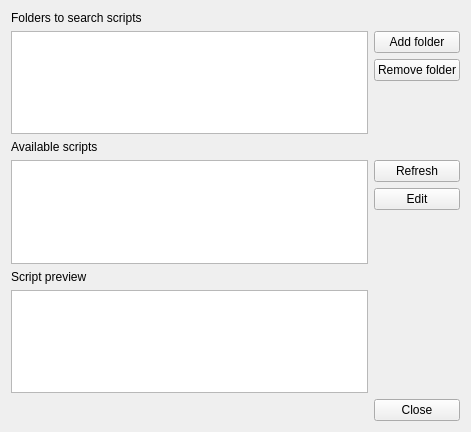
violethaze74/ugene, file src/ugeneui/src/script/ui/ScriptLibraryEditor.ui: the form before one commit.
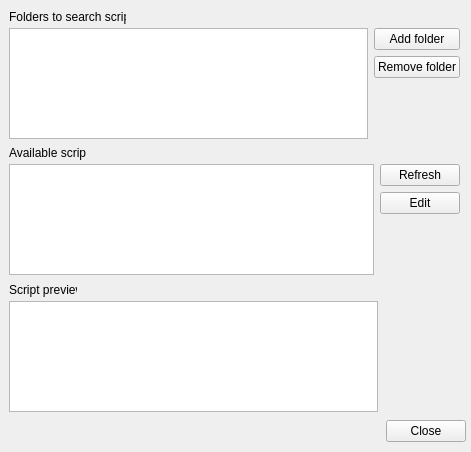
The form after the commit.

Commit message: Help system for all dialogs, UI improvements for all dialogs.

Patch:
```diff
--- a/src/ugeneui/src/script/ui/ScriptLibraryEditor.ui
+++ b/src/ugeneui/src/script/ui/ScriptLibraryEditor.ui
@@ -7,121 +7,161 @@
     <x>0</x>
     <y>0</y>
     <width>471</width>
-    <height>432</height>
+    <height>452</height>
    </rect>
   </property>
   <property name="windowTitle">
    <string>Form</string>
   </property>
-  <layout class="QGridLayout" name="gridLayout">
-   <item row="0" column="0">
-    <widget class="QLabel" name="label">
-     <property name="text">
-      <string>Folders to search scripts</string>
-     </property>
-    </widget>
-   </item>
-   <item row="1" column="0" rowspan="3">
-    <widget class="QListView" name="folderList"/>
-   </item>
-   <item row="1" column="1">
-    <widget class="QPushButton" name="addFolderButton">
-     <property name="text">
-      <string>Add folder</string>
-     </property>
-    </widget>
-   </item>
-   <item row="2" column="1">
-    <widget class="QPushButton" name="removeFolderButton">
-     <property name="text">
-      <string>Remove folder</string>
-     </property>
-    </widget>
-   </item>
-   <item row="3" column="1">
-    <spacer name="spacer2">
-     <property name="orientation">
-      <enum>Qt::Vertical</enum>
-     </property>
-     <property name="sizeHint" stdset="0">
-      <size>
-       <width>20</width>
-       <height>43</height>
-      </size>
-     </property>
-    </spacer>
-   </item>
-   <item row="4" column="0">
-    <widget class="QLabel" name="label_2">
-     <property name="text">
-      <string>Available scripts</string>
-     </property>
-    </widget>
-   </item>
-   <item row="5" column="0" rowspan="3">
-    <widget class="QListWidget" name="scriptList"/>
-   </item>
-   <item row="5" column="1">
-    <widget class="QPushButton" name="refreshButton">
-     <property name="text">
-      <string>Refresh</string>
-     </property>
-    </widget>
-   </item>
-   <item row="6" column="1">
-    <widget class="QPushButton" name="editButton">
-     <property name="text">
-      <string>Edit</string>
-     </property>
-    </widget>
-   </item>
-   <item row="7" column="1" rowspan="3">
-    <spacer name="spacer1">
-     <property name="orientation">
-      <enum>Qt::Vertical</enum>
-     </property>
-     <property name="sizeHint" stdset="0">
-      <size>
-       <width>20</width>
-       <height>174</height>
-      </size>
-     </property>
-    </spacer>
-   </item>
-   <item row="8" column="0">
-    <widget class="QLabel" name="label_3">
-     <property name="text">
-      <string>Script preview</string>
-     </property>
-    </widget>
-   </item>
-   <item row="9" column="0">
-    <widget class="QTextEdit" name="scriptViewEdit">
-     <property name="readOnly">
-      <bool>true</bool>
-     </property>
-    </widget>
-   </item>
-   <item row="10" column="1">
-    <widget class="QPushButton" name="closeButton">
-     <property name="text">
-      <string>Close</string>
-     </property>
-    </widget>
-   </item>
-  </layout>
-  <zorder>removeFolderButton</zorder>
-  <zorder>scriptList</zorder>
-  <zorder>addFolderButton</zorder>
-  <zorder>closeButton</zorder>
-  <zorder>folderList</zorder>
-  <zorder>refreshButton</zorder>
-  <zorder>label</zorder>
-  <zorder>label_2</zorder>
-  <zorder>label_3</zorder>
-  <zorder>scriptViewEdit</zorder>
-  <zorder>addFolderButton</zorder>
-  <zorder>removeFolderButton</zorder>
+  <widget class="QLabel" name="label">
+   <property name="geometry">
+    <rect>
+     <x>9</x>
+     <y>9</y>
+     <width>117</width>
+     <height>16</height>
+    </rect>
+   </property>
+   <property name="text">
+    <string>Folders to search scripts</string>
+   </property>
+  </widget>
+  <widget class="QLabel" name="label_2">
+   <property name="geometry">
+    <rect>
+     <x>9</x>
+     <y>145</y>
+     <width>77</width>
+     <height>16</height>
+    </rect>
+   </property>
+   <property name="text">
+    <string>Available scripts</string>
+   </property>
+  </widget>
+  <widget class="QLabel" name="label_3">
+   <property name="geometry">
+    <rect>
+     <x>9</x>
+     <y>282</y>
+     <width>68</width>
+     <height>16</height>
+    </rect>
+   </property>
+   <property name="text">
+    <string>Script preview</string>
+   </property>
+  </widget>
+  <widget class="QTextEdit" name="scriptViewEdit">
+   <property name="geometry">
+    <rect>
+     <x>9</x>
+     <y>301</y>
+     <width>369</width>
+     <height>111</height>
+    </rect>
+   </property>
+   <property name="readOnly">
+    <bool>true</bool>
+   </property>
+  </widget>
+  <widget class="QDialogButtonBox" name="buttonBox">
+   <property name="geometry">
+    <rect>
+     <x>310</x>
+     <y>420</y>
+     <width>156</width>
+     <height>23</height>
+    </rect>
+   </property>
+   <property name="standardButtons">
+    <set>QDialogButtonBox::Close</set>
+   </property>
+  </widget>
+  <widget class="QWidget" name="layoutWidget">
+   <property name="geometry">
+    <rect>
+     <x>9</x>
+     <y>164</y>
+     <width>451</width>
+     <height>111</height>
+    </rect>
+   </property>
+   <layout class="QGridLayout" name="gridLayout_2">
+    <item row="0" column="0" rowspan="3">
+     <widget class="QListWidget" name="scriptList"/>
+    </item>
+    <item row="0" column="1">
+     <widget class="QPushButton" name="refreshButton">
+      <property name="text">
+       <string>Refresh</string>
+      </property>
+     </widget>
+    </item>
+    <item row="1" column="1">
+     <widget class="QPushButton" name="editButton">
+      <property name="text">
+       <string>Edit</string>
+      </property>
+     </widget>
+    </item>
+    <item row="2" column="1">
+     <spacer name="spacer2_2">
+      <property name="orientation">
+       <enum>Qt::Vertical</enum>
+      </property>
+      <property name="sizeHint" stdset="0">
+       <size>
+        <width>17</width>
+        <height>40</height>
+       </size>
+      </property>
+     </spacer>
+    </item>
+   </layout>
+  </widget>
+  <widget class="QWidget" name="layoutWidget">
+   <property name="geometry">
+    <rect>
+     <x>9</x>
+     <y>28</y>
+     <width>451</width>
+     <height>111</height>
+    </rect>
+   </property>
+   <layout class="QGridLayout" name="gridLayout">
+    <item row="0" column="0" rowspan="3">
+     <widget class="QListView" name="folderList"/>
+    </item>
+    <item row="0" column="1">
+     <widget class="QPushButton" name="addFolderButton">
+      <property name="text">
+       <string>Add folder</string>
+      </property>
+     </widget>
+    </item>
+    <item row="1" column="1">
+     <widget class="QPushButton" name="removeFolderButton">
+      <property name="text">
+       <string>Remove folder</string>
+      </property>
+     </widget>
+    </item>
+    <item row="2" column="1">
+     <spacer name="spacer2">
+      <property name="orientation">
+       <enum>Qt::Vertical</enum>
+      </property>
+      <property name="sizeHint" stdset="0">
+       <size>
+        <width>17</width>
+        <height>40</height>
+       </size>
+      </property>
+     </spacer>
+    </item>
+   </layout>
+  </widget>
  </widget>
  <resources/>
  <connections/>
```
The commit also changes 309 other files.
